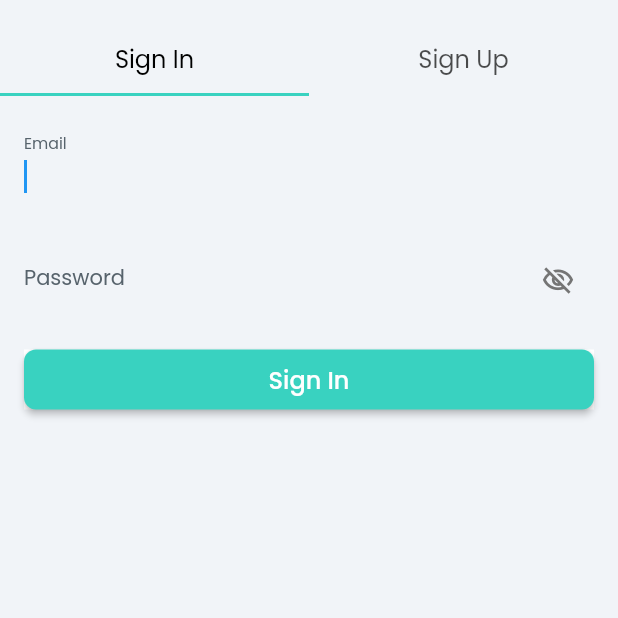
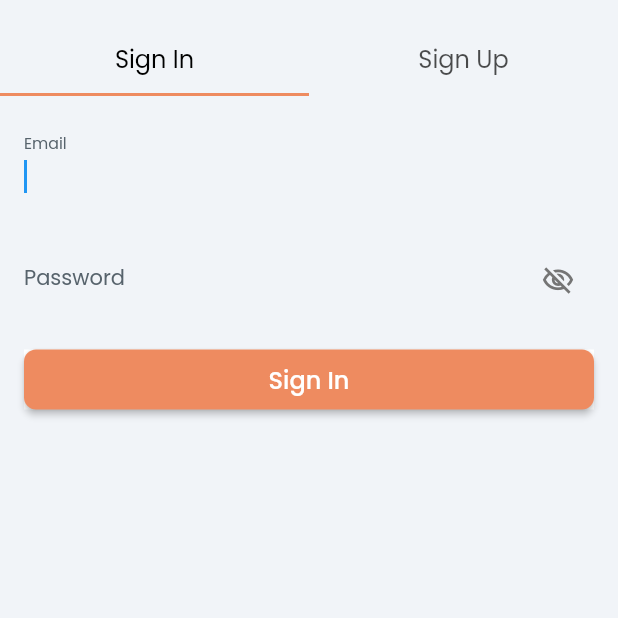
Before and after one commit to darksilver99/silver, a Flutter app: the screen it shows after launch, on a phone screen of 412 x 824 dp, the top half of it. Run offline on Flutter 3.47's test engine with Material 2 defaults, Android fonts, the phone set to English and light mode, and no system bars; drawn by our look-alikes of auto_size_text; our stand-ins replace built_collection, built_value, cloud_firestore, firebase_auth, firebase_core, firebase_crashlytics and 12 more; missing offline and left inert: json_path; accounts and stored records are empty.

Commit message:
Updating to latest FlutterFlow output.

```diff
--- a/lib/pages/home_page/home_page_widget.dart
+++ b/lib/pages/home_page/home_page_widget.dart
@@ -41,7 +41,7 @@ class _HomePageWidgetState extends State<HomePageWidget> {
       key: scaffoldKey,
       backgroundColor: FlutterFlowTheme.of(context).primaryBackground,
       appBar: AppBar(
-        backgroundColor: FlutterFlowTheme.of(context).primaryColor,
+        backgroundColor: FlutterFlowTheme.of(context).tertiaryColor,
         automaticallyImplyLeading: false,
         title: Text(
           'Page Title',
@@ -75,7 +75,7 @@ class _HomePageWidgetState extends State<HomePageWidget> {
                   padding: EdgeInsetsDirectional.fromSTEB(0.0, 0.0, 0.0, 0.0),
                   iconPadding:
                       EdgeInsetsDirectional.fromSTEB(0.0, 0.0, 0.0, 0.0),
-                  color: FlutterFlowTheme.of(context).secondaryColor,
+                  color: FlutterFlowTheme.of(context).tertiaryColor,
                   textStyle: FlutterFlowTheme.of(context).subtitle2.override(
                         fontFamily: 'Poppins',
                         color: Colors.white,
--- a/lib/pages/login_page/login_page_widget.dart
+++ b/lib/pages/login_page/login_page_widget.dart
@@ -67,7 +67,7 @@ class _LoginPageWidgetState extends State<LoginPageWidget> {
                           labelColor: FlutterFlowTheme.of(context).primaryColor,
                           labelStyle: FlutterFlowTheme.of(context).bodyText1,
                           indicatorColor:
-                              FlutterFlowTheme.of(context).secondaryColor,
+                              FlutterFlowTheme.of(context).tertiaryColor,
                           tabs: [
                             Tab(
                               text: 'Sign In',
@@ -317,7 +317,7 @@ class _LoginPageWidgetState extends State<LoginPageWidget> {
                                               EdgeInsetsDirectional.fromSTEB(
                                                   0.0, 0.0, 0.0, 0.0),
                                           color: FlutterFlowTheme.of(context)
-                                              .secondaryColor,
+                                              .tertiaryColor,
                                           textStyle:
                                               FlutterFlowTheme.of(context)
                                                   .subtitle2
@@ -871,7 +871,7 @@ class _LoginPageWidgetState extends State<LoginPageWidget> {
                                               EdgeInsetsDirectional.fromSTEB(
                                                   0.0, 0.0, 0.0, 0.0),
                                           color: FlutterFlowTheme.of(context)
-                                              .secondaryColor,
+                                              .tertiaryColor,
                                           textStyle:
                                               FlutterFlowTheme.of(context)
                                                   .subtitle2
```
